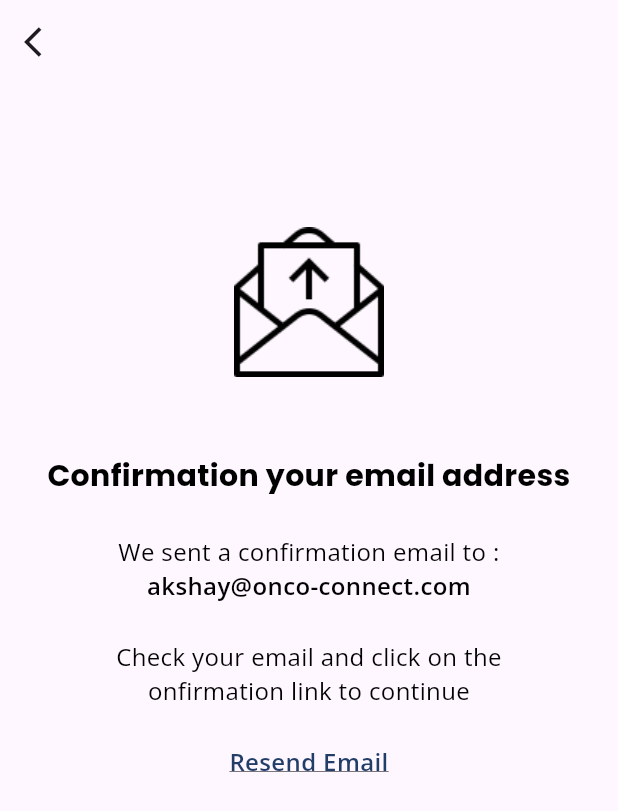
After one commit to asadalpha/Freelance-App, a Flutter app: the screen it shows after launch, on a phone screen of 412 x 824 dp. The commit adds this screen. Shown: the top 811 px of the screen. Run offline on Flutter 3.47's test engine with Material 3 defaults, Android fonts, the phone set to English and light mode, and no system bars; our stand-ins replace camera, device_preview, dots_indicator, flutter_screenutil, google_fonts, permission_handler.

Commit message:
confirmation screen added

```diff
--- /dev/null
+++ b/lib/UI/confirmation_page.dart
@@ -0,0 +1,96 @@
+import 'package:flutter/material.dart';
+import 'package:flutter_screenutil/flutter_screenutil.dart';
+import 'package:google_fonts/google_fonts.dart';
+
+class ConfirmationPage extends StatelessWidget {
+  const ConfirmationPage({super.key});
+
+  @override
+  Widget build(BuildContext context) {
+    return Scaffold(
+      appBar: AppBar(
+        leading: IconButton(
+            onPressed: () {}, icon: const Icon(Icons.arrow_back_ios)),
+      ),
+      body: Padding(
+        padding: const EdgeInsets.only(left: 20, right: 20),
+        child: Column(
+          children: [
+            SizedBox(
+              height: 84.h,
+            ),
+            Container(
+              padding: const EdgeInsets.only(left: 118, top: 118),
+              decoration: const BoxDecoration(
+                  image: DecorationImage(
+                      image: AssetImage("assets/openemail.png"))),
+            ),
+            SizedBox(
+              height: 41.h,
+            ),
+            Text(
+              'Confirmation your email address',
+              textAlign: TextAlign.center,
+              style: GoogleFonts.poppins(
+                color: Colors.black,
+                fontSize: 20,
+                fontWeight: FontWeight.bold,
+              ),
+            ),
+            Container(
+              padding: const EdgeInsets.only(top: 24, left: 42, right: 42),
+              child: Text(
+                'We sent a confirmation email to :',
+                textAlign: TextAlign.center,
+                style: GoogleFonts.openSans(
+                    color: Colors.black,
+                    fontSize: 16,
+                    fontWeight: FontWeight.normal),
+              ),
+            ),
+            Container(
+              padding: const EdgeInsets.only(top: 0, left: 42, right: 42),
+              child: Text(
+                'akshay@onco-connect.com',
+                textAlign: TextAlign.center,
+                style: GoogleFonts.openSans(
+                    color: Colors.black,
+                    fontSize: 16,
+                    fontWeight: FontWeight.w600),
+              ),
+            ),
+            Container(
+              padding: const EdgeInsets.only(
+                top: 24,
+              ),
+              child: Text(
+                "Check your email and click on the \nonfirmation link to continue",
+                textAlign: TextAlign.center,
+                style: GoogleFonts.openSans(
+                    color: Colors.black,
+                    fontSize: 16,
+                    fontWeight: FontWeight.normal),
+              ),
+            ),
+            Container(
+              padding: const EdgeInsets.only(
+                top: 24,
+              ),
+              child: Text(
+                "Resend Email",
+                textAlign: TextAlign.center,
+                style: GoogleFonts.openSans(
+                  color: Color(0xff213D68),
+                  fontSize: 16,
+                  fontWeight: FontWeight.w600,
+                  decoration: TextDecoration.underline,
+
+                ),
+              ),
+            ),
+          ],
+        ),
+      ),
+    );
+  }
+}
--- a/lib/UI/pages/register_screen.dart
+++ b/lib/UI/pages/register_screen.dart
@@ -25,11 +25,16 @@ class _RegisterScreenState extends State<RegisterScreen> {
     return Scaffold(
       resizeToAvoidBottomInset: false,
       body: SafeArea(
+          child: SingleChildScrollView(
         child: Padding(
-        padding: const EdgeInsets.only(left: 20, right: 20),
+          padding: EdgeInsets.only(
+            left: 20,
+            right: 20,
+            bottom: MediaQuery.of(context).viewInsets.bottom,
+          ),
           child: Form(
             key: _formKey,
-          child: ListView(
+            child: Column(
               //mainAxisAlignment: MainAxisAlignment.start,
               children: [
                 SizedBox(height: 28.h),
@@ -103,8 +108,8 @@ class _RegisterScreenState extends State<RegisterScreen> {
                                         .withOpacity(0.75))),
                             focusedBorder: OutlineInputBorder(
                               borderSide: BorderSide(
-                                color:
-                                    const Color(0xff7A8BA4).withOpacity(0.75)),
+                                  color: const Color(0xff7A8BA4)
+                                      .withOpacity(0.75)),
                               borderRadius: BorderRadius.circular(12),
                             ),
                           ),
@@ -140,8 +145,8 @@ class _RegisterScreenState extends State<RegisterScreen> {
                                         .withOpacity(0.75))),
                             focusedBorder: OutlineInputBorder(
                               borderSide: BorderSide(
-                                color:
-                                    const Color(0xff7A8BA4).withOpacity(0.75)),
+                                  color: const Color(0xff7A8BA4)
+                                      .withOpacity(0.75)),
                               borderRadius: BorderRadius.circular(12),
                             ),
                           ),
@@ -174,8 +179,8 @@ class _RegisterScreenState extends State<RegisterScreen> {
                     return null;
                   },
                   decoration: InputDecoration(
-                  contentPadding:
-                      const EdgeInsets.symmetric(vertical: 14, horizontal: 16),
+                    contentPadding: const EdgeInsets.symmetric(
+                        vertical: 14, horizontal: 16),
                     hintText: "Enter your corporate email",
                     hintStyle: GoogleFonts.openSans(
                       color: const Color(0xBF7A8BA4),
@@ -218,8 +223,8 @@ class _RegisterScreenState extends State<RegisterScreen> {
                     return null;
                   },
                   decoration: InputDecoration(
-                  contentPadding:
-                      const EdgeInsets.symmetric(vertical: 14, horizontal: 16),
+                    contentPadding: const EdgeInsets.symmetric(
+                        vertical: 14, horizontal: 16),
                     hintText: "Enter your website Domain",
                     hintStyle: GoogleFonts.openSans(
                       color: const Color(0xBF7A8BA4),
@@ -265,7 +270,7 @@ class _RegisterScreenState extends State<RegisterScreen> {
                         text: TextSpan(
                           text: "I've read and agree with the ",
                           style: GoogleFonts.poppins(
-                            fontSize: 16,
+                              fontSize: 14,
                               fontWeight: FontWeight.normal,
                               color: const Color(0xff7A8BA4)),
                           children: <TextSpan>[
@@ -371,6 +376,7 @@ class _RegisterScreenState extends State<RegisterScreen> {
               ],
             ),
           ),
+        ),
       )),
     );
   }
--- a/lib/UI/pages/scan_screen.dart
+++ b/lib/UI/pages/scan_screen.dart
@@ -12,7 +12,7 @@ class ScanScreen extends StatefulWidget {
 }
 
 class _ScanScreenState extends State<ScanScreen> {
-  CameraController? _controller; // Make it nullable
+  CameraController? _controller;
   late List<CameraDescription> cameras;
   bool isLoading = false;
 
@@ -27,11 +27,11 @@ class _ScanScreenState extends State<ScanScreen> {
   }
 
   Future<void> initializeCamera() async {
-    // Check if camera permission is granted
+
     PermissionStatus status = await Permission.camera.status;
 
     if (status.isGranted) {
-      // If permission is granted, initialize the camera
+
       cameras = await availableCameras();
       if (cameras.isNotEmpty) {
         _controller = CameraController(cameras[1], ResolutionPreset.medium);
@@ -40,16 +40,16 @@ class _ScanScreenState extends State<ScanScreen> {
           setState(() {});
         }
       } else {
-        // Handle the case where no cameras are available, e.g., show an error message.
+
         print("No cameras available");
       }
     } else {
-      // If permission is not granted, request it
+
       await Permission.camera.request().then((PermissionStatus requestStatus) {
         if (requestStatus.isGranted) {
           initializeCamera();
         } else {
-          // Handle the case where the user denied camera permission
+
           print("Camera permission denied");
         }
       });
--- a/lib/main.dart
+++ b/lib/main.dart
@@ -1,6 +1,7 @@
 import 'package:device_preview/device_preview.dart';
 import 'package:flutter/foundation.dart';
 import 'package:flutter/material.dart';
+import 'package:onco_app/UI/confirmation_page.dart';
 import 'package:onco_app/UI/pages/login_in_screen.dart';
 import 'package:onco_app/UI/pages/register_screen.dart';
 import 'package:onco_app/UI/pages/scan_screen.dart';
@@ -36,7 +37,7 @@ class MyApp extends StatelessWidget {
           home: child,
         );
       },
-      child: const ScanScreen(),
+      child: const ConfirmationPage(),
     );
   }
 }
```
Also changed, not shown: assets/openemail.png (added). Lines whose indentation alone changed are shown as unchanged.
